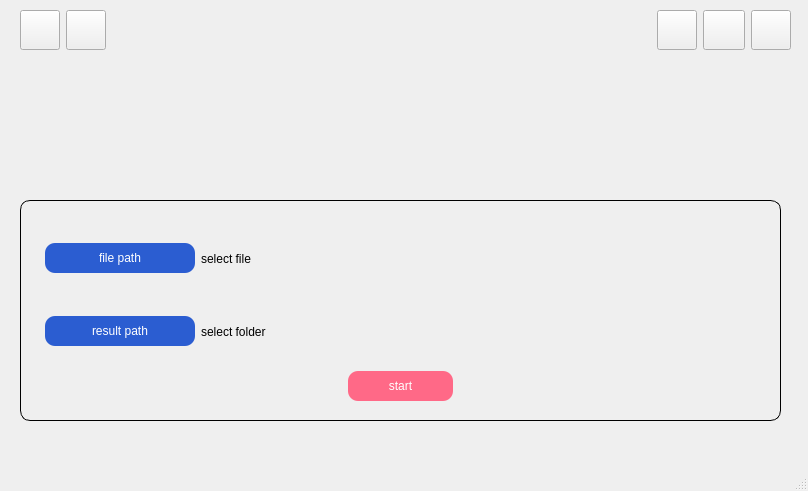
alireza-da/TraumaDetectionProject, file src/app.ui: the form before one commit.
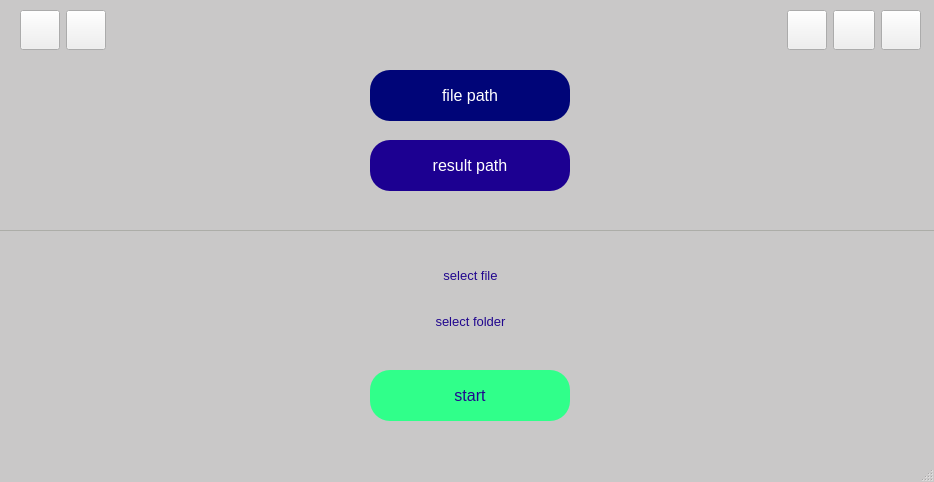
The form after the commit. Icons and pictures are not drawn.

Diff of the .ui file:
```diff
--- a/src/app.ui
+++ b/src/app.ui
@@ -6,8 +6,8 @@
    <rect>
     <x>0</x>
     <y>0</y>
-    <width>808</width>
-    <height>491</height>
+    <width>934</width>
+    <height>482</height>
    </rect>
   </property>
   <property name="windowTitle">
@@ -15,9 +15,7 @@
   </property>
   <property name="styleSheet">
    <string notr="true">#MainWindow{ 
-        background-image: url(&quot;src/assets/background.jpg&quot;);
-        background-repeat: no-repeat; 
-        background-position: center;}
+        background-color: #C9C8C8}
     </string>
   </property>
   <widget class="QWidget" name="centralwidget">
@@ -25,54 +23,52 @@
     <property name="geometry">
      <rect>
       <x>20</x>
-      <y>200</y>
-      <width>761</width>
-      <height>221</height>
+      <y>250</y>
+      <width>901</width>
+      <height>91</height>
      </rect>
     </property>
     <layout class="QVBoxLayout" name="verticalLayout">
      <item>
       <widget class="QFrame" name="verticallayout_manual">
        <property name="styleSheet">
-        <string notr="true">#verticallayout_manual {border-width: 1px;
- border-style: solid;
- border-color: black;
- border-radius:10px;
- padding:10px 5px;}</string>
+        <string notr="true"/>
        </property>
        <layout class="QVBoxLayout" name="verticalLayout_manual">
+        <property name="leftMargin">
+         <number>0</number>
+        </property>
+        <property name="topMargin">
+         <number>0</number>
+        </property>
+        <property name="rightMargin">
+         <number>0</number>
+        </property>
+        <property name="bottomMargin">
+         <number>0</number>
+        </property>
         <item>
          <layout class="QVBoxLayout" name="manula_path">
           <property name="leftMargin">
-           <number>10</number>
+           <number>0</number>
           </property>
           <property name="topMargin">
            <number>5</number>
           </property>
           <item>
            <layout class="QHBoxLayout" name="manual_file_path">
-            <item>
-             <widget class="QPushButton" name="manual_file_path_button">
-              <property name="maximumSize">
-               <size>
-                <width>150</width>
-                <height>16777215</height>
-               </size>
-              </property>
-              <property name="styleSheet">
-               <string notr="true">background-color: #2B5DD1; color: #FFFFFF ; border-style: outset; 
-padding: 8px 0px ;  ; border-radius: 10px ; border-color: #2752B8;</string>
-              </property>
-              <property name="text">
-               <string>file path</string>
-              </property>
-             </widget>
-            </item>
             <item>
              <widget class="QLabel" name="manual_file_path_text">
+              <property name="styleSheet">
+               <string notr="true">color: #21078E;
+font-size: 10pt;</string>
+              </property>
               <property name="text">
                <string>select file</string>
               </property>
+              <property name="alignment">
+               <set>Qt::AlignCenter</set>
+              </property>
               <property name="margin">
                <number>10</number>
               </property>
@@ -85,28 +81,18 @@
             <property name="topMargin">
              <number>0</number>
             </property>
-            <item>
-             <widget class="QPushButton" name="manual_result_path_button">
-              <property name="maximumSize">
-               <size>
-                <width>150</width>
-                <height>16777215</height>
-               </size>
-              </property>
-              <property name="styleSheet">
-               <string notr="true">background-color: #2B5DD1; color: #FFFFFF ; border-style: outset; 
-padding: 8px 0px ;  ; border-radius: 10px ; border-color: #2752B8;</string>
-              </property>
-              <property name="text">
-               <string>result path</string>
-              </property>
-             </widget>
-            </item>
             <item>
              <widget class="QLabel" name="manual_result_path_text">
+              <property name="styleSheet">
+               <string notr="true">color: #21078E;
+font-size: 10pt;</string>
+              </property>
               <property name="text">
                <string>select folder</string>
               </property>
+              <property name="alignment">
+               <set>Qt::AlignCenter</set>
+              </property>
               <property name="margin">
                <number>10</number>
               </property>
@@ -116,23 +102,6 @@
           </item>
          </layout>
         </item>
-        <item alignment="Qt::AlignHCenter">
-         <widget class="QPushButton" name="manual_start">
-          <property name="maximumSize">
-           <size>
-            <width>150</width>
-            <height>16777215</height>
-           </size>
-          </property>
-          <property name="styleSheet">
-           <string notr="true">background-color: #FF6987; color: #FFFFFF ; border-style: outset; 
-padding: 8px 40px ;  ; border-radius: 10px ; border-color: #2752B8;</string>
-          </property>
-          <property name="text">
-           <string>start</string>
-          </property>
-         </widget>
-        </item>
        </layout>
       </widget>
      </item>
@@ -143,7 +112,7 @@
      <rect>
       <x>20</x>
       <y>10</y>
-      <width>771</width>
+      <width>901</width>
       <height>41</height>
      </rect>
     </property>
@@ -245,6 +214,100 @@
      </item>
     </layout>
    </widget>
+   <widget class="QPushButton" name="manual_file_path_button">
+    <property name="geometry">
+     <rect>
+      <x>370</x>
+      <y>70</y>
+      <width>200</width>
+      <height>51</height>
+     </rect>
+    </property>
+    <property name="maximumSize">
+     <size>
+      <width>200</width>
+      <height>150</height>
+     </size>
+    </property>
+    <property name="styleSheet">
+     <string notr="true">background-color: #000578; color: #FFFFFF ; border-style: outset; 
+padding: 8px 0px ;  ; border-radius: 20px ; border-color: #2752B8;
+font-size: 12pt;</string>
+    </property>
+    <property name="text">
+     <string>file path</string>
+    </property>
+   </widget>
+   <widget class="QPushButton" name="manual_result_path_button">
+    <property name="geometry">
+     <rect>
+      <x>370</x>
+      <y>140</y>
+      <width>200</width>
+      <height>51</height>
+     </rect>
+    </property>
+    <property name="maximumSize">
+     <size>
+      <width>200</width>
+      <height>150</height>
+     </size>
+    </property>
+    <property name="styleSheet">
+     <string notr="true">background-color: #1C0091; color: #FFFFFF ; border-style: outset; 
+padding: 8px 0px ;  ; border-radius: 20px ; border-color: #2752B8;
+font-size: 12pt</string>
+    </property>
+    <property name="text">
+     <string>result path</string>
+    </property>
+   </widget>
+   <widget class="QLabel" name="label_2">
+    <property name="geometry">
+     <rect>
+      <x>0</x>
+      <y>230</y>
+      <width>961</width>
+      <height>1</height>
+     </rect>
+    </property>
+    <property name="maximumSize">
+     <size>
+      <width>16777215</width>
+      <height>1</height>
+     </size>
+    </property>
+    <property name="styleSheet">
+     <string notr="true">background-color: #ACADA8;</string>
+    </property>
+    <property name="text">
+     <string/>
+    </property>
+   </widget>
+   <widget class="QPushButton" name="manual_start">
+    <property name="geometry">
+     <rect>
+      <x>370</x>
+      <y>370</y>
+      <width>200</width>
+      <height>51</height>
+     </rect>
+    </property>
+    <property name="maximumSize">
+     <size>
+      <width>200</width>
+      <height>150</height>
+     </size>
+    </property>
+    <property name="styleSheet">
+     <string notr="true">background-color:  #30FF8A; border-style: outset; 
+padding: 8px 40px ;  ; border-radius: 20px ; border-color: #21078E;
+font-size: 12pt;color : #21078E;</string>
+    </property>
+    <property name="text">
+     <string>start</string>
+    </property>
+   </widget>
   </widget>
   <widget class="QMenuBar" name="menubar">
    <property name="geometry">
```
Left out of the diff: 2 changed lines with no effect on the pictures.
